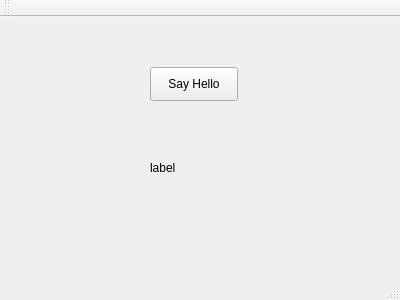
Qt form Atividades POO/Lista1_caio/mainwindow.ui (caiovosilva/hackathon_training) before a commit.
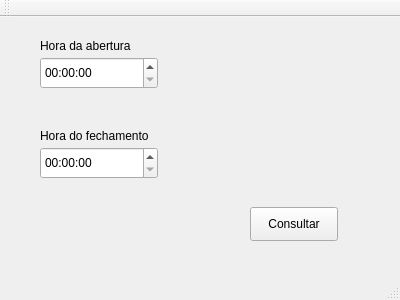
The same form after that commit.

The edit to the form file:
```diff
--- a/Atividades POO/Lista1_caio/mainwindow.ui
+++ b/Atividades POO/Lista1_caio/mainwindow.ui
@@ -14,30 +14,63 @@
    <string>MainWindow</string>
   </property>
   <widget class="QWidget" name="centralWidget">
-   <widget class="QLabel" name="label">
-    <property name="geometry">
-     <rect>
-      <x>150</x>
-      <y>130</y>
-      <width>141</width>
-      <height>41</height>
-     </rect>
-    </property>
-    <property name="text">
-     <string>label</string>
-    </property>
-   </widget>
    <widget class="QPushButton" name="pushButton">
     <property name="geometry">
      <rect>
-      <x>150</x>
-      <y>50</y>
+      <x>250</x>
+      <y>190</y>
       <width>88</width>
       <height>34</height>
      </rect>
     </property>
     <property name="text">
-     <string>Say Hello</string>
+     <string>Consultar</string>
+    </property>
+   </widget>
+   <widget class="QTimeEdit" name="openingTime">
+    <property name="geometry">
+     <rect>
+      <x>40</x>
+      <y>40</y>
+      <width>118</width>
+      <height>32</height>
+     </rect>
+    </property>
+   </widget>
+   <widget class="QTimeEdit" name="closingTime">
+    <property name="geometry">
+     <rect>
+      <x>40</x>
+      <y>130</y>
+      <width>118</width>
+      <height>32</height>
+     </rect>
+    </property>
+   </widget>
+   <widget class="QLabel" name="label">
+    <property name="geometry">
+     <rect>
+      <x>40</x>
+      <y>20</y>
+      <width>131</width>
+      <height>18</height>
+     </rect>
+    </property>
+    <property name="text">
+     <string>Hora da abertura</string>
+    </property>
+   </widget>
+   <widget class="QLabel" name="label_2">
+    <property name="geometry">
+     <rect>
+      <x>40</x>
+      <y>110</y>
+      <width>131</width>
+      <height>18</height>
+     </rect>
+    </property>
+    <property name="text">
+     <string>Hora do fechamento</string>
     </property>
    </widget>
   </widget>
```
